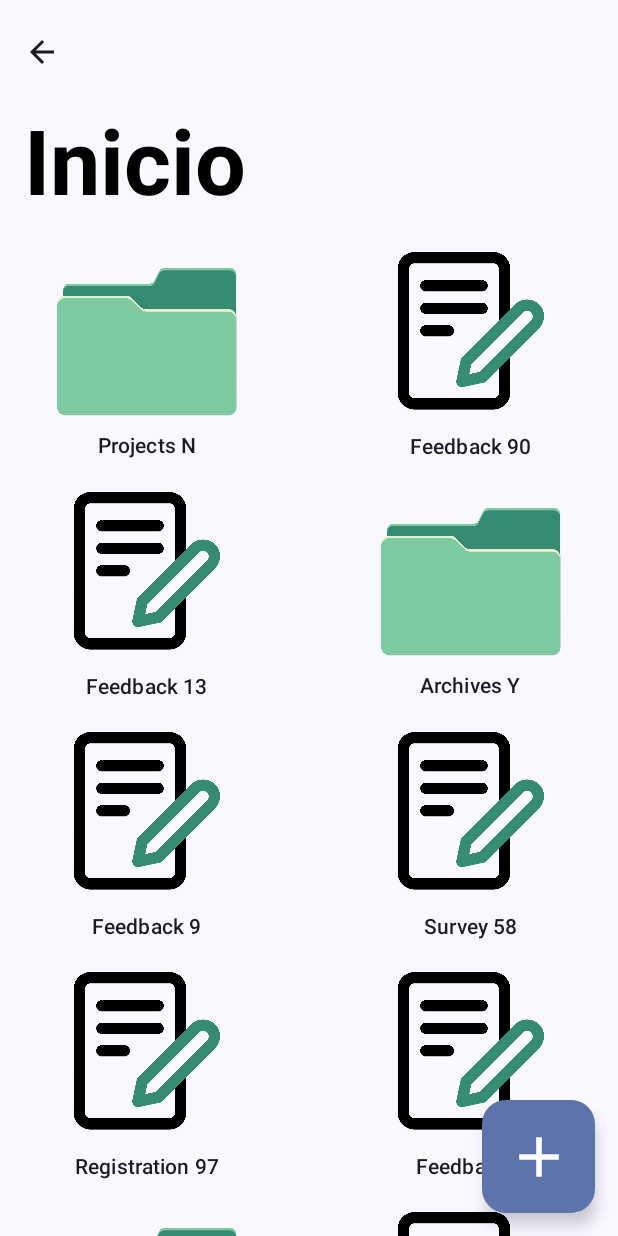
After one commit to jlope384/Proyecto-PPM, an Android app built with Jetpack Compose: the composable InicioScreen shown on its own in the app's theme, on a phone screen of 412 x 824 dp. The commit adds this screen. Run offline under Robolectric (Android 15) with nearby library versions, the light colour scheme and no system bars.

Commit message:
Pantalla Inicio, Algunos colores, Tipos utiles

```diff
--- /dev/null
+++ b/Proyecto/app/src/main/java/com/example/proyecto/layouts/InicioScreen.kt
@@ -0,0 +1,163 @@
+package com.example.proyecto.layouts
+
+import androidx.compose.foundation.BorderStroke
+import androidx.compose.foundation.Image
+import androidx.compose.foundation.border
+import androidx.compose.foundation.layout.Arrangement
+import androidx.compose.foundation.layout.Box
+import androidx.compose.foundation.layout.Column
+import androidx.compose.foundation.layout.Spacer
+import androidx.compose.foundation.layout.fillMaxHeight
+import androidx.compose.foundation.layout.fillMaxSize
+import androidx.compose.foundation.layout.fillMaxWidth
+import androidx.compose.foundation.layout.height
+import androidx.compose.foundation.layout.heightIn
+import androidx.compose.foundation.layout.padding
+import androidx.compose.foundation.layout.size
+import androidx.compose.foundation.layout.width
+import androidx.compose.foundation.lazy.grid.GridCells
+import androidx.compose.foundation.lazy.grid.LazyVerticalGrid
+import androidx.compose.foundation.lazy.grid.items
+import androidx.compose.foundation.shape.RoundedCornerShape
+import androidx.compose.foundation.text.KeyboardOptions
+import androidx.compose.material.icons.Icons
+import androidx.compose.material.icons.automirrored.filled.ArrowBack
+import androidx.compose.material.icons.filled.Add
+import androidx.compose.material3.Button
+import androidx.compose.material3.ButtonDefaults
+import androidx.compose.material3.ExperimentalMaterial3Api
+import androidx.compose.material3.FloatingActionButton
+import androidx.compose.material3.FloatingActionButtonDefaults
+import androidx.compose.material3.Icon
+import androidx.compose.material3.IconButton
+import androidx.compose.material3.LargeTopAppBar
+import androidx.compose.material3.MaterialTheme
+import androidx.compose.material3.MediumTopAppBar
+import androidx.compose.material3.OutlinedTextField
+import androidx.compose.material3.Scaffold
+import androidx.compose.material3.Text
+import androidx.compose.material3.TopAppBar
+import androidx.compose.material3.TopAppBarColors
+import androidx.compose.material3.TopAppBarDefaults
+import androidx.compose.runtime.Composable
+import androidx.compose.runtime.getValue
+import androidx.compose.runtime.mutableStateOf
+import androidx.compose.runtime.remember
+import androidx.compose.runtime.setValue
+import androidx.compose.ui.Alignment
+import androidx.compose.ui.Modifier
+import androidx.compose.ui.layout.ContentScale
+import androidx.compose.ui.modifier.modifierLocalMapOf
+import androidx.compose.ui.res.painterResource
+import androidx.compose.ui.text.TextStyle
+import androidx.compose.ui.text.font.FontWeight
+import androidx.compose.ui.text.input.KeyboardType
+import androidx.compose.ui.text.input.PasswordVisualTransformation
+import androidx.compose.ui.tooling.preview.Preview
+import androidx.compose.ui.unit.dp
+import com.example.proyecto.R
+import com.example.proyecto.ui.theme.Black
+import com.example.proyecto.ui.theme.ProyectoTheme
+import com.example.proyecto.util.LDItemDb
+
+
+private val ldItemDb = LDItemDb()
+
+@OptIn(ExperimentalMaterial3Api::class)
+@Composable
+fun InicioScreen() {
+    Scaffold(
+        topBar = {
+            LargeTopAppBar(
+                title = {
+                    Text(
+                    text = "Inicio",
+                    style = MaterialTheme.typography.headlineLarge,
+                    fontWeight = FontWeight.Bold
+                ) },
+                navigationIcon = {
+                    IconButton(onClick = { /* Handle back navigation */ }) {
+                        Icon(
+                            imageVector = Icons.AutoMirrored.Filled.ArrowBack,
+                            contentDescription = "backstack button"
+                        )
+                    }
+                }
+            )
+        }
+    ) { paddingValues ->
+        Column(modifier = Modifier
+            .fillMaxSize()
+            .padding(paddingValues)
+        ) {
+            Box(modifier = Modifier
+                .fillMaxSize()
+            ){
+                LazyVerticalGrid(horizontalArrangement = Arrangement.spacedBy(20.dp, Alignment.CenterHorizontally),
+                    verticalArrangement = Arrangement.spacedBy(20.dp, Alignment.CenterVertically),
+                    columns = GridCells.Adaptive(minSize = 128.dp),
+                    modifier = Modifier
+                        .padding(top = 10.dp)
+                        .fillMaxSize()
+                ) {
+                    items(ldItemDb.generateRandomLDItems()) {item ->
+                        when(item.type){
+                            "Form" -> ldForms(name = item.name)
+                            "Folder" -> ldFolder(name = item.name)
+                            else -> {}
+                        }
+                    }
+                }
+
+                FloatingActionButton(onClick = { /*TODO*/ }, modifier = Modifier
+                    .align(Alignment.BottomEnd)
+                    .padding(15.dp)
+                    .size(75.dp)
+                    , containerColor = MaterialTheme.colorScheme.primaryContainer
+                    , contentColor = MaterialTheme.colorScheme.onPrimaryContainer
+
+
+                ){
+                    Icon(modifier = Modifier
+                        .fillMaxSize(0.6F)
+                        ,imageVector = Icons.Default.Add, contentDescription = "Agregar")
+                }
+            }
+        }
+    }
+}
+
+@Composable
+fun ldForms(name: String){
+    Column(horizontalAlignment = Alignment.CenterHorizontally, verticalArrangement = Arrangement.Center) {
+        Image(painter = painterResource(id = R.drawable.ldform), contentDescription = "Form",
+            contentScale = ContentScale.FillWidth,
+            modifier = Modifier
+                .width(120.dp)
+
+        )
+        Text(text = name, style = MaterialTheme.typography.labelLarge)
+    }
+}
+
+@Composable
+fun ldFolder(name: String) {
+    Column(modifier = Modifier
+        .fillMaxSize()
+        ,horizontalAlignment = Alignment.CenterHorizontally, verticalArrangement = Arrangement.Center) {
+        Image(painter = painterResource(id = R.drawable.ldfolder), contentDescription = "Folder",
+            contentScale = ContentScale.FillWidth,
+            modifier = Modifier
+                .width(120.dp)
+        )
+        Text(text = name, style = MaterialTheme.typography.labelLarge)
+    }
+}
+
+@Preview(showBackground = true)
+@Composable
+fun InicioScreenPreview() {
+    ProyectoTheme {
+        InicioScreen()
+    }
+}
--- a/Proyecto/app/src/main/java/com/example/proyecto/layouts/RegistrationScreen.kt
+++ b/Proyecto/app/src/main/java/com/example/proyecto/layouts/RegistrationScreen.kt
@@ -34,7 +34,6 @@ import androidx.compose.ui.text.input.PasswordVisualTransformation
 import androidx.compose.ui.text.input.VisualTransformation
 import androidx.compose.ui.tooling.preview.Preview
 import androidx.compose.ui.unit.dp
-import androidx.constraintlayout.compose.Visibility
 import com.example.proyecto.ui.theme.ProyectoTheme
 
 @OptIn(ExperimentalMaterial3Api::class)
--- a/Proyecto/app/src/main/java/com/example/proyecto/ui/theme/Color.kt
+++ b/Proyecto/app/src/main/java/com/example/proyecto/ui/theme/Color.kt
@@ -9,3 +9,8 @@ val Pink80 = Color(0xFFEFB8C8)
 val Purple40 = Color(0xFF6650a4)
 val PurpleGrey40 = Color(0xFF625b71)
 val Pink40 = Color(0xFF7D5260)
+
+val DeadYellow = Color(0xFFE7EED2)
+val LightPastoGreen = Color(0xFF7ECBA1)
+val DarkPastoGreen = Color(0xFF368C72)
+val Black = Color(0xFF000000)
--- a/Proyecto/app/src/main/java/com/example/proyecto/ui/theme/Theme.kt
+++ b/Proyecto/app/src/main/java/com/example/proyecto/ui/theme/Theme.kt
@@ -33,6 +33,8 @@ private val LightColorScheme = lightColorScheme(
     */
 )
 
+
+
 @Composable
 fun ProyectoTheme(
     darkTheme: Boolean = isSystemInDarkTheme(),
--- a/Proyecto/app/src/main/java/com/example/proyecto/ui/theme/Type.kt
+++ b/Proyecto/app/src/main/java/com/example/proyecto/ui/theme/Type.kt
@@ -1,6 +1,7 @@
 package com.example.proyecto.ui.theme
 
 import androidx.compose.material3.Typography
+import androidx.compose.ui.graphics.Color
 import androidx.compose.ui.text.TextStyle
 import androidx.compose.ui.text.font.FontFamily
 import androidx.compose.ui.text.font.FontWeight
@@ -14,6 +15,14 @@ val Typography = Typography(
         fontSize = 16.sp,
         lineHeight = 24.sp,
         letterSpacing = 0.5.sp
+    ),
+    headlineLarge = TextStyle(
+        fontFamily = FontFamily.Default,
+        fontWeight = FontWeight.Bold,
+        fontSize = 60.sp,
+        lineHeight = 44.sp,
+        letterSpacing = 0.sp,
+        color = Color.Black
     )
     /* Other default text styles to override
     titleLarge = TextStyle(
--- /dev/null
+++ b/Proyecto/app/src/main/java/com/example/proyecto/util/LDItem.kt
@@ -0,0 +1,3 @@
+package com.example.proyecto.util
+
+data class LDItem(val name: String, val type: String)
--- /dev/null
+++ b/Proyecto/app/src/main/java/com/example/proyecto/util/LDItemDb.kt
@@ -0,0 +1,18 @@
+package com.example.proyecto.util
+
+class LDItemDb{
+    fun generateRandomLDItems(count: Int = 10): List<LDItem> {
+        val types = listOf("Folder", "Form")
+        val folderNames = listOf("Documents", "Images", "Projects", "Reports", "Archives")
+        val formNames = listOf("Registration", "Survey", "Feedback", "Application", "Questionnaire")
+
+        return List(count) {
+            val type = types.random()
+            val name = when (type) {
+                "Folder" -> "${folderNames.random()} ${('A'..'Z').random()}"
+                else -> "${formNames.random()} ${(1..100).random()}"
+            }
+            LDItem(name, type)
+        }
+    }
+}
```
Also changed, not shown: Proyecto/app/src/main/res/drawable/ldfolder.png (added), Proyecto/app/src/main/res/drawable/ldform.png (added).
